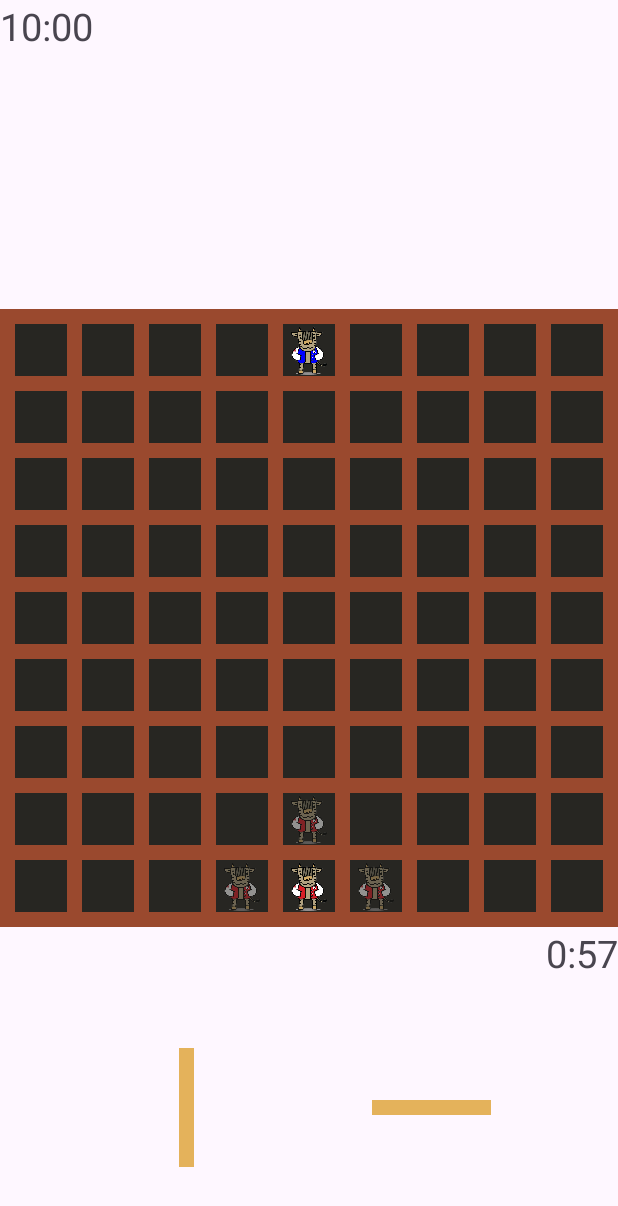
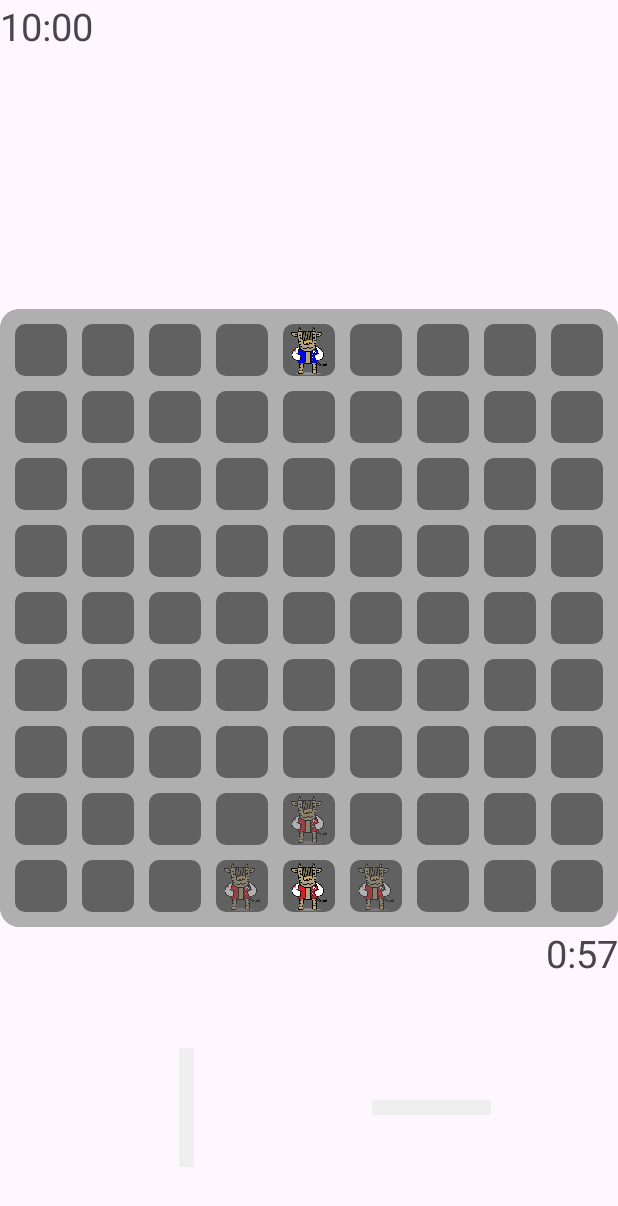
Before and after one commit to DongGi-create/Quoridor, an Android app: the screen it shows after launch (CustomViewTestActivity), after a tap on "VIEWTEST", on a phone screen of 412 x 824 dp. Shown: the top 1206 px of the screen. Run offline under Robolectric (Android 15) with nearby library versions, the phone set to English and light mode, and no system bars.

Commit message:
gameBoard rounded add

```diff
--- a/app/build.gradle
+++ b/app/build.gradle
@@ -59,6 +59,9 @@ dependencies {
     // Okhttp3의 cookieJar
     implementation "com.squareup.okhttp3:okhttp-urlconnection:4.9.1"
 
+    // Coroutine
+    implementation 'org.jetbrains.kotlinx:kotlinx-coroutines-android:1.3.9'
+
     // Test
     testImplementation 'junit:junit:4.13.2'
     testImplementation "androidx.arch.core:core-testing:2.2.0"
--- a/app/src/main/java/com/example/quoridor/ingame/customView/GameBoardView.kt
+++ b/app/src/main/java/com/example/quoridor/ingame/customView/GameBoardView.kt
@@ -4,11 +4,14 @@ import android.content.ClipData
 import android.content.ClipDescription
 import android.content.Context
 import android.content.res.TypedArray
+import android.graphics.Outline
 import android.util.AttributeSet
 import android.util.Log
+import android.util.TypedValue
 import android.view.DragEvent
 import android.view.LayoutInflater
 import android.view.View
+import android.view.ViewOutlineProvider
 import android.widget.LinearLayout
 import androidx.constraintlayout.widget.ConstraintLayout
 import androidx.core.view.children
@@ -72,11 +75,30 @@ class GameBoardView: ConstraintLayout {
         setAttrs(attrs)
     }
 
+    private fun buildRoundOutLineProvider(round: Float): ViewOutlineProvider {
+        return object: ViewOutlineProvider() {
+            override fun getOutline(p0: View?, p1: Outline?) {
+                Log.d(TAG, "view: ${p0.toString()}, outLine: ${p1.toString()}")
+                p1?.setRoundRect(0, 0, p0!!.width, p0!!.height, round)
+            }
+        }
+    }
+
     private fun initView() {
         addView(binding.root)
 
+        binding.gameBoardLayout.apply {
+            outlineProvider = buildRoundOutLineProvider(20F)
+            clipToOutline = true
+        }
+
         for (v in binding.gameBoardLayout.children){
             if (v is LinearLayout){
+                v.apply {
+                    outlineProvider = buildRoundOutLineProvider(10F)
+                    clipToOutline = true
+                }
+
                 val tag = v.tag as? String
                 if(tag != null && tag.length > 2) {
                     val row = tag[1].digitToInt()
@@ -90,6 +112,11 @@ class GameBoardView: ConstraintLayout {
                 }
             }
             else {
+                v.apply {
+                    outlineProvider = buildRoundOutLineProvider(5F)
+                    clipToOutline = true
+                }
+
                 val tag = v.tag as? String
                 if(tag != null && tag.length > 2){
                     val row = tag[1].digitToInt()
--- a/app/src/main/java/com/example/quoridor/ingame/utils/Func.kt
+++ b/app/src/main/java/com/example/quoridor/ingame/utils/Func.kt
@@ -5,12 +5,18 @@ import com.example.quoridor.domain.Notation
 import com.example.quoridor.domain.utils.NotationType
 import com.example.quoridor.ingame.frontDomain.FrontBoard
 import com.example.quoridor.ingame.utils.types.DirectionType
+import com.example.quoridor.ingame.utils.types.GameResultType
 import com.example.quoridor.ingame.utils.types.WallType
 import kotlin.math.pow
 import kotlin.math.sqrt
 
 class Func {
     companion object {
+
+        private val ratio = 10.0
+        private val diff = 400.0
+        private val K = 20.0
+
         fun distance(p1: Pair<Float, Float>, p2: Pair<Float, Float>): Float{
             return sqrt((p1.first-p2.first).pow(2) + (p1.second-p2.second).pow(2))
         }
@@ -20,6 +26,14 @@ class Func {
         }
         fun <T> Array<Array<T>>.set(cor: Coordinate, value: T) {
             this[cor.r][cor.c] = value
+        }
+
+        private fun calcW(myRating: Int, opponentRating: Int): Double {
+            return 1/(ratio.pow((myRating - opponentRating) / diff) + 1)
+        }
+
+        fun calcRating(myRating: Int, opponentRating: Int, gameResult: GameResultType): Int {
+            return (myRating + K * (gameResult.ordinal/2.0 - calcW(myRating, opponentRating))).toInt()
         }
 
         fun wallCross(notation: Notation, board: FrontBoard): Boolean {
--- /dev/null
+++ b/app/src/main/java/com/example/quoridor/ingame/utils/types/GameResultType.kt
@@ -0,0 +1,5 @@
+package com.example.quoridor.ingame.utils.types
+
+enum class GameResultType {
+    LOSE, DRAW, WIN
+}
--- a/app/src/main/res/values/colors.xml
+++ b/app/src/main/res/values/colors.xml
@@ -3,10 +3,17 @@
     <color name="black">#FF000000</color>
     <color name="white">#FFFFFFFF</color>
     <color name="brown">#FFCA9F60</color>
-    <color name="boundary">#FF9A492E</color>
-    <color name="gameBoard">#FF9A492E</color>
-    <color name="gameArea">#FF272622</color>
-    <color name="wall">#FFE4B25B</color>
+<!--    <color name="boundary">#FF9A492E</color>-->
+<!--    <color name="gameBoard">#FF9A492E</color>-->
+<!--    <color name="gameArea">#FF272622</color>-->
+<!--    <color name="wall">#FFE4B25B</color>-->
+<!--    <color name="recentWall">#FFF200</color>-->
+<!--    <color name="candidateWall">#FFF200</color>-->
+<!--    <color name="candidateMove">#00FF00</color>-->
+    <color name="boundary">#AFAFAF</color>
+    <color name="gameBoard">#AFAFAF</color>
+    <color name="gameArea">#616161</color>
+    <color name="wall">#EFEFEF</color>
     <color name="recentWall">#FFF200</color>
     <color name="candidateWall">#FFF200</color>
     <color name="candidateMove">#00FF00</color>
```
